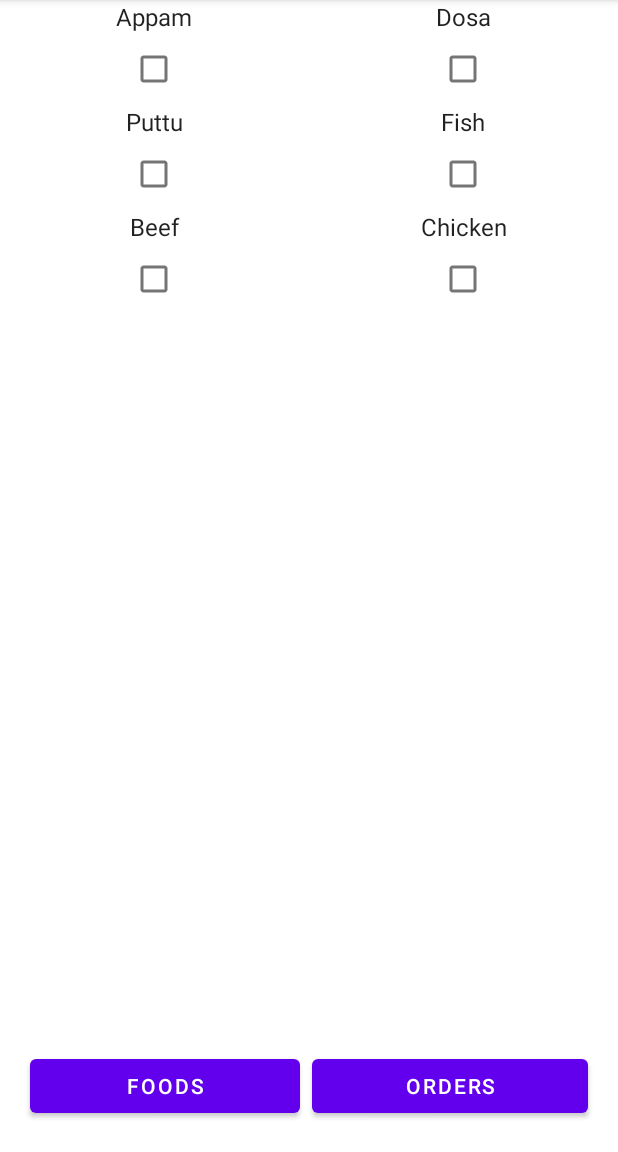
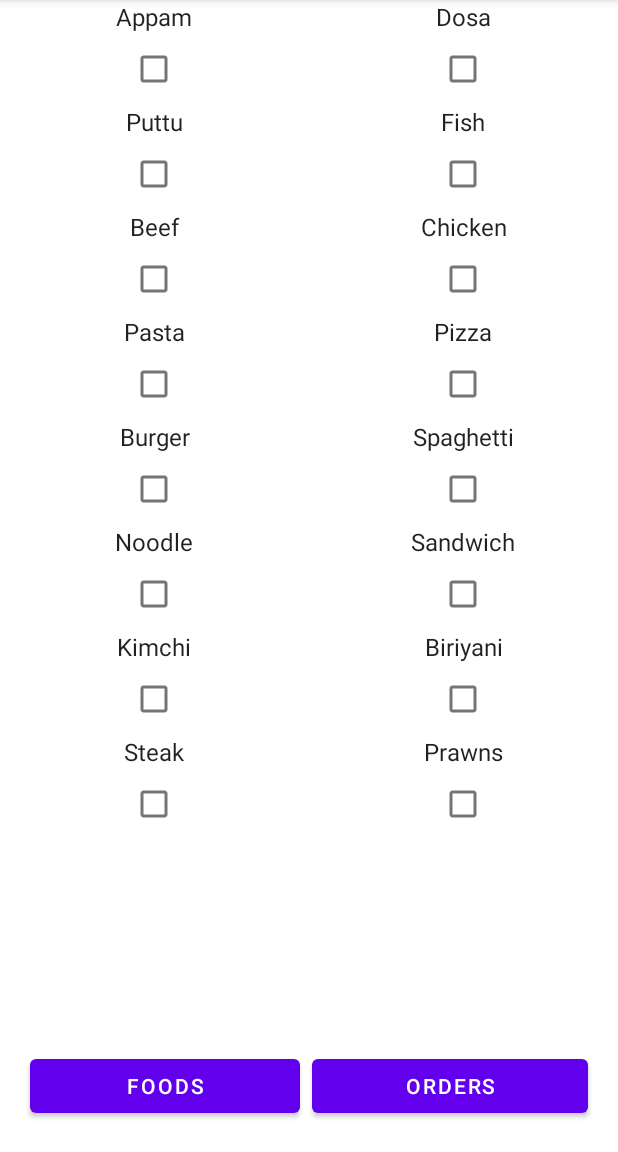
Before and after one commit to nabilnazar/RestaurantManagementAdminApp, an Android app: the screen it shows after launch (MainActivity), on a phone screen of 412 x 824 dp, the part 84-1236 px from its top. Run offline under Robolectric (Android 15) with nearby library versions, the phone set to English and light mode, and no system bars; our stand-ins replace Firebase (no records; nobody signed in at launch, a user with empty details on screens opened directly).

Commit message:
added some more foods

```diff
--- a/app/src/main/java/com/meghamlabs/restaurantmanagementadminapp/FoodFragment.kt
+++ b/app/src/main/java/com/meghamlabs/restaurantmanagementadminapp/FoodFragment.kt
@@ -30,7 +30,7 @@ class FoodFragment : Fragment() {
         sharedPreferences = requireActivity().getSharedPreferences("food_preferences", Context.MODE_PRIVATE)
 
 
-        val foodNames = listOf("Appam", "Dosa", "Puttu", "Fish", "Beef", "Chicken")
+        val foodNames = listOf("Appam", "Dosa", "Puttu", "Fish", "Beef", "Chicken","Pasta","Pizza","Burger","Spaghetti","Noodle","Sandwich","Kimchi","Biriyani","Steak","Prawns")
         val foodItemList = foodNames.mapIndexed { index, name -> FoodItem(index, name, getSharedPreferences().getBoolean(name, false)) }
         foodAdapter = FoodAdapter(foodItemList,this::onFoodItemClicked)
         foodList.adapter = foodAdapter
```
